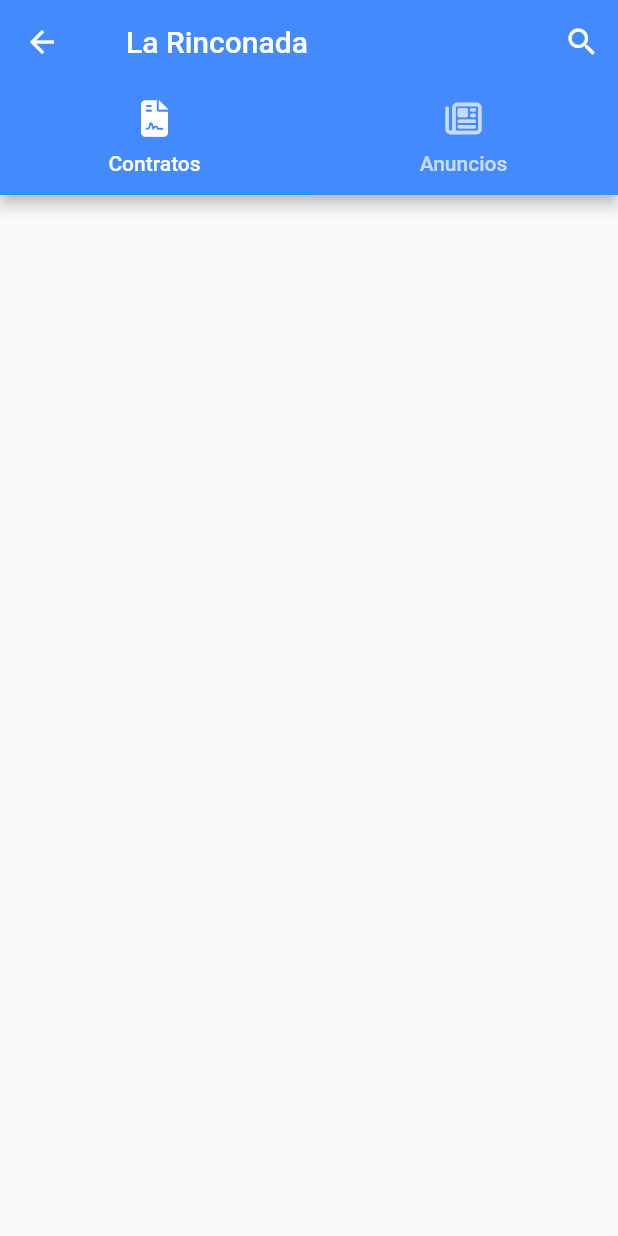
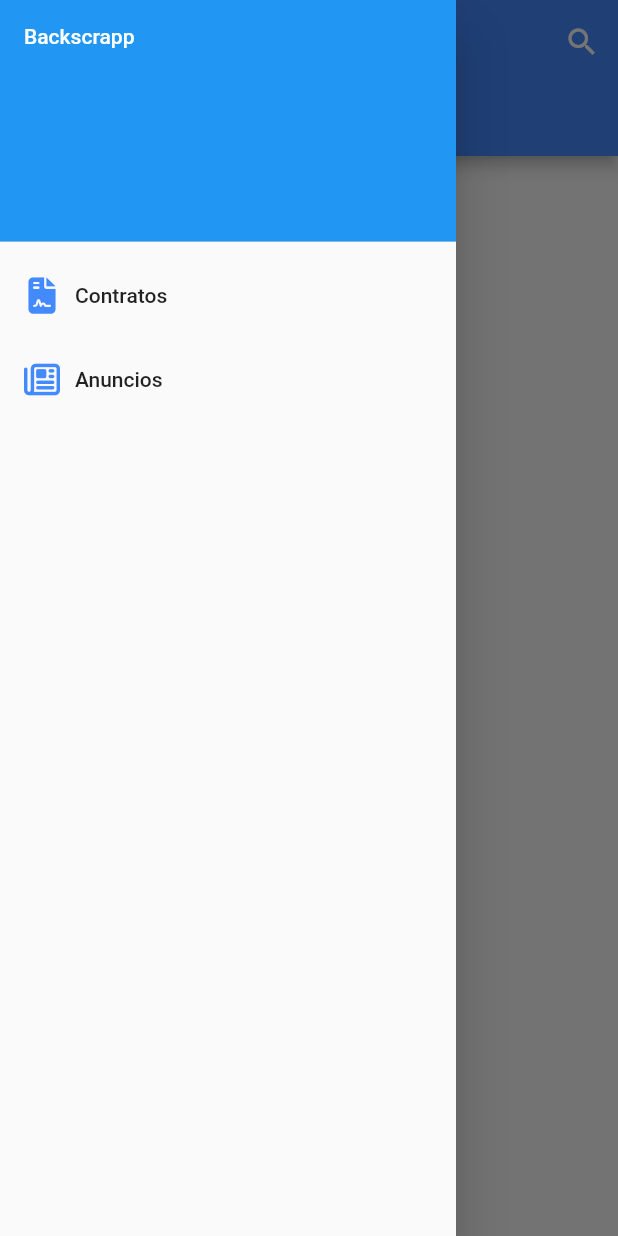
Before and after one commit to flachica/backscrapapp, a Flutter app: the ContentRoute screen opened directly with empty values, with the side drawer open (before the commit the screen has no drawer), on a phone screen of 412 x 824 dp. Run offline on Flutter 3.47's test engine with Material 2 defaults, Android fonts, the phone set to English and light mode, and no system bars; our stand-ins replace font_awesome_flutter, rxdart; network calls fail.

Commit message:
[Added] Nueva estrucutra para facilitar la búsqueda

```diff
--- a/lib/src/tools/metadata.dart
+++ b/lib/src/tools/metadata.dart
@@ -1,9 +1,10 @@
-import 'package:backscrapapp/src/models/alldata_model.dart';
+import 'package:backscrapapp/src/models/pestanacontratante_model.dart';
+import 'package:backscrapapp/src/models/pestanaanuncio_model.dart';
 
 class RouteArguments {
   final String fromName;
-  final AllDataModel data;
+  final List<PestanaContratante> contratantes;
+  final List<PestanaAnuncios> anuncios;
 
-  RouteArguments(this.fromName, this.data);
-
+  RouteArguments({this.fromName, this.contratantes, this.anuncios});
 }
--- a/lib/src/ui/navigations/welcome_navigation.dart
+++ b/lib/src/ui/navigations/welcome_navigation.dart
@@ -9,7 +9,7 @@ class WelcomeNavigation extends Navigation {
     Navigation.gotoRoute(
         context,
         ContentRoute.routeName,
-        new RouteArguments('Contractos', data)
+        new RouteArguments(fromName: 'Contratos', contratantes: data.pestanaContratante)
     );
   }
 
@@ -17,7 +17,7 @@ class WelcomeNavigation extends Navigation {
     Navigation.gotoRoute(
         context,
         ContentRoute.routeName,
-        new RouteArguments('Anuncios', data)
+        new RouteArguments(fromName: 'Anuncios', anuncios: data.pestanaAnuncios)
     );
   }
 }
--- a/lib/src/ui/routes/content_route.dart
+++ b/lib/src/ui/routes/content_route.dart
@@ -3,22 +3,21 @@ import 'package:backscrapapp/src/tools/metadata.dart';
 import 'package:font_awesome_flutter/font_awesome_flutter.dart';
 import 'package:backscrapapp/src/ui/widgets/list_items/contrato_item.dart';
 import 'package:backscrapapp/src/ui/widgets/list_items/anuncio_item.dart';
-import 'package:backscrapapp/src/models/alldata_model.dart';
+import 'package:backscrapapp/src/models/pestanacontratante_model.dart';
+import 'package:backscrapapp/src/models/pestanaanuncio_model.dart';
+import 'package:backscrapapp/src/models/contrato_model.dart';
 import 'package:backscrapapp/src/models/anuncio_model.dart';
-import 'package:backscrapapp/src/models/contrato_model.dart';
+import 'package:backscrapapp/src/ui/widgets/drawer_list.dart';
 
 class ContentRoute extends StatefulWidget {
   static const routeName = '/content';
-  int index;
-  AllDataModel data;
+  List<PestanaContratante> contratantes;
+  List<PestanaAnuncios> anuncios;
 
   ContentRoute(BuildContext context) {
     RouteArguments arguments = ModalRoute.of(context).settings.arguments;
-    data = arguments.data;
-    this.index = 0;
-    if (arguments.fromName == 'Anuncios') {
-      index = 1;
-    }
+    contratantes = arguments.contratantes;
+    anuncios = arguments.anuncios;
   }
 
   @override
@@ -26,18 +25,17 @@ class ContentRoute extends StatefulWidget {
 }
 
 class ContentRouteState extends State<ContentRoute> {
-
   bool _isSearching = false;
 
   TextEditingController _searchQuery;
-  List<Anuncio> anuncios;
-  List<Contrato> contratos;
+  List<PestanaContratante> contratantes;
+  List<PestanaAnuncios> anuncios;
 
   @override
   void initState() {
     _searchQuery = new TextEditingController();
-    this.anuncios = widget.data.anuncios;
-    this.contratos = widget.data.contratos;
+    this.contratantes = widget.contratantes;
+    this.anuncios = widget.anuncios;
     super.initState();
   }
 
@@ -56,10 +54,28 @@ class ContentRouteState extends State<ContentRoute> {
   }
 
   void updateSearchQuery(String newQuery) {
-    //TODO: En el manual no se filtra el mismo modelo de datos que este
-    //DE: https://github.com/DeveloperLibs/flutter_list_filter/blob/master/lib/home.dart
-    this.anuncios = widget.data.anuncios.where((anuncio) => anuncio.name.toUpperCase().contains(newQuery.toUpperCase())).toList();
-    this.contratos = widget.data.contratos.where((contrato) => contrato.name.toUpperCase().contains(newQuery.toUpperCase())).toList();
+    if (widget.contratantes != null) {
+      this.contratantes = new List<PestanaContratante>();
+      for (PestanaContratante pestanaContrato in widget.contratantes) {
+        List<Contrato> items = pestanaContrato.contratos.where((contrato) =>
+            contrato.name.toUpperCase().contains(newQuery.toUpperCase()))
+            .toList();
+        PestanaContratante newContratante = new PestanaContratante.newPestana(
+            pestanaContrato.nombre, pestanaContrato.index, items.length);
+        newContratante.contratos = items;
+        this.contratantes.add(newContratante);
+      }
+    }
+
+    if (widget.anuncios != null) {
+      this.anuncios = new List<PestanaAnuncios>();
+      for (PestanaAnuncios pestanaAnuncio in widget.anuncios) {
+        List<Anuncio> items = pestanaAnuncio.anuncios.where((contrato) => contrato.name.toUpperCase().contains(newQuery.toUpperCase())).toList();
+        PestanaAnuncios newAnuncio = new PestanaAnuncios.newPestana(pestanaAnuncio.nombre, pestanaAnuncio.index, pestanaAnuncio.cantidad);
+        newAnuncio.anuncios = items;
+        this.anuncios.add(newAnuncio);
+      }
+    }
 
     setState(() {});
   }
@@ -70,7 +86,6 @@ class ContentRouteState extends State<ContentRoute> {
       updateSearchQuery('');
     });
   }
-
 
   Widget _buildTitle(BuildContext context) {
     var horizontalTitleAlignment = CrossAxisAlignment.start;
@@ -114,9 +129,8 @@ class ContentRouteState extends State<ContentRoute> {
           icon: const Icon(Icons.clear,color: Colors.white,),
           onPressed: () {
             _clearSearchQuery();
-            Navigator.pop(context);
           },
-        ),
+        )
       ];
     }
 
@@ -131,10 +145,33 @@ class ContentRouteState extends State<ContentRoute> {
 
   @override
   Widget build(BuildContext context) {
+    List<Tab> tabs = new List<Tab>();
+    List<Widget> contentTabs = new List<Widget>();
+
+    if (this.contratantes != null && this.contratantes.length > 0) {
+      for (PestanaContratante pestanaContratante in this.contratantes) {
+        tabs.add(Tab(icon: Icon(FontAwesomeIcons.fileContract), text: pestanaContratante.nombre));
+        contentTabs.add(ListView.builder(
+            itemCount: pestanaContratante.contratos.length,
+            itemBuilder: (context, index) {
+              return ContratoItem(contrato: pestanaContratante.contratos[index]);
+            }
+        ));
+      }
+    } else if (this.anuncios != null && this.anuncios.length > 0) {
+      for (PestanaAnuncios pestanaAnuncios in this.anuncios) {
+        tabs.add(Tab(icon: Icon(FontAwesomeIcons.newspaper), text: pestanaAnuncios.nombre));
+        contentTabs.add(ListView.builder(
+            itemCount: pestanaAnuncios.anuncios.length,
+            itemBuilder: (context, index) {
+              return AnuncioItem(anuncio: pestanaAnuncios.anuncios[index]);
+            }
+        ));
+      }
+    }
 
     return DefaultTabController(
-      initialIndex: widget.index,
-      length: 2,
+      length: tabs.length,
       child: Scaffold(
         appBar: AppBar(
           leading: _isSearching ? new BackButton( color: Colors.white,) : null,
@@ -142,28 +179,14 @@ class ContentRouteState extends State<ContentRoute> {
           actions: _buildActions(),
           backgroundColor: Colors.blueAccent,
           bottom: TabBar(
-            tabs: <Tab>[
-              Tab(icon: Icon(FontAwesomeIcons.fileContract), text: 'Contratos'),
-              Tab(icon: Icon(FontAwesomeIcons.newspaper), text: 'Anuncios')
-            ],
+            tabs: tabs,
+            isScrollable: true,
           ),
         ),
         body: TabBarView(
-            children: <Widget>[
-              ListView.builder(
-                  itemCount: this.contratos.length,
-                  itemBuilder: (context, index) {
-                    return ContratoItem(contrato: this.contratos[index]);
-                  }
-              ),
-              ListView.builder(
-                  itemCount: this.anuncios.length,
-                  itemBuilder: (context, index) {
-                    return AnuncioItem(anuncio: this.anuncios[index],);
-                  }
-              ),
-            ]
+            children: contentTabs
         ),
+        drawer: DrawerApp(),
       ),
     );
   }
--- /dev/null
+++ b/lib/src/ui/widgets/drawer_list.dart
@@ -0,0 +1,51 @@
+import 'package:flutter/material.dart';
+import 'package:font_awesome_flutter/font_awesome_flutter.dart';
+
+class DrawerApp extends StatelessWidget {
+
+  @override
+  Widget build(BuildContext context) {
+    return Drawer(
+      child: ListView(
+        // Important: Remove any padding from the ListView.
+        padding: EdgeInsets.zero,
+        children: <Widget>[
+          DrawerHeader(
+            child: Text('Backscrapp', style: TextStyle(color: Colors.white),),
+            decoration: BoxDecoration(
+              color: Colors.blue,
+            ),
+          ),
+          ListTile(
+            title: Row(
+              children: <Widget>[
+                Icon(FontAwesomeIcons.fileContract, color: Colors.blueAccent,),
+                Padding(padding: EdgeInsets.only(left: 10), child: Text('Contratos'),)
+              ],
+            ),
+            onTap: () {
+              // Update the state of the app
+              // ...
+              // Then close the drawer
+              Navigator.pop(context);
+            },
+          ),
+          ListTile(
+            title: Row(
+              children: <Widget>[
+                Icon(FontAwesomeIcons.newspaper, color: Colors.blueAccent,),
+                Padding(padding: EdgeInsets.only(left: 10), child: Text('Anuncios'),)
+              ],
+            ),
+            onTap: () {
+              // Update the state of the app
+              // ...
+              // Then close the drawer
+              Navigator.pop(context);
+            },
+          ),
+        ],
+      ),
+    );
+  }
+}
```
Also changed, not shown: lib/src/models/pestanaanuncio_model.dart (+8 -0 lines), lib/src/models/pestanacontratante_model.dart (+8 -0 lines), lib/src/ui/anuncios_list.dart (deleted, +0 -114 lines), 1 other file.
